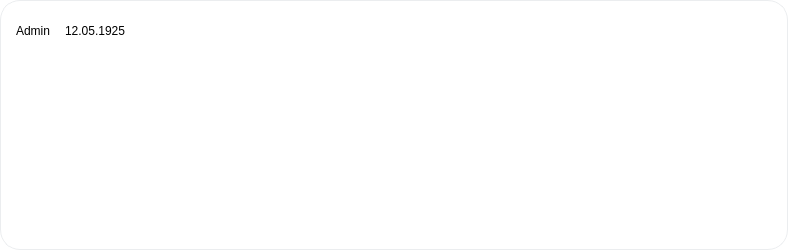
Old version of the form src/main/gui/design/post/post.ui in the repository r0manch1k/twitter-OPD-project.
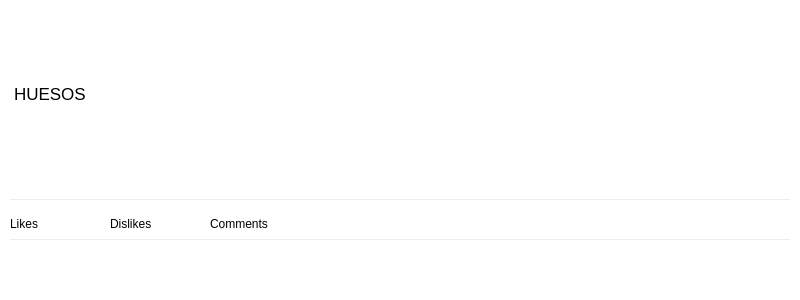
New version of the form.

Commit message: feat(posts): in process 1

Patch:
```diff
--- a/src/main/gui/design/post/post.ui
+++ b/src/main/gui/design/post/post.ui
@@ -6,20 +6,20 @@
    <rect>
     <x>0</x>
     <y>0</y>
-    <width>788</width>
-    <height>250</height>
+    <width>800</width>
+    <height>300</height>
    </rect>
   </property>
   <property name="minimumSize">
    <size>
     <width>390</width>
-    <height>250</height>
+    <height>0</height>
    </size>
   </property>
   <property name="maximumSize">
    <size>
     <width>16777215</width>
-    <height>300</height>
+    <height>16777215</height>
    </size>
   </property>
   <property name="windowTitle">
@@ -31,9 +31,21 @@
 	background-color: white;
 }
 
-QFrame#frame {
+QFrame#frame_Main {
 	border-radius: 20px;
-	border: 1px solid rgb(235, 237, 239);
+	border: 0px solid rgb(235, 237, 239);
+}
+
+QFrame#frame_UserContainer {
+	border-radius: 20px;
+}
+
+QFrame#frame_PostReactions {
+	border-bottom: 1px solid rgb(235, 237, 239);
+}
+
+QTextEdit#label_PostData {
+	border-bottom: 1px solid rgb(235, 237, 239);
 }
 
 QPushButton {
@@ -51,7 +63,73 @@
 
 QPushButton:pressed {
 	background-color: rgb(184,191,195);
-}</string>
+}
+
+QPushButton#button_More {
+	border-radius: 15px;
+}
+
+
+
+QComboBox {
+	border: 0;
+	border-radius: 15px;	
+}
+
+QComboBox::hover {
+	background-color: rgb(235, 237, 239);
+}
+
+QComboBox::pressed {
+	background-color:  rgb(184,191,195);
+}
+
+QComboBox::drop-down {
+	border-radius: 15px;
+	width: 100px;
+}
+
+QComboBox::down-arrow {
+	border-radius: 15px;
+	width: 30px;
+	height: 30px;
+}
+
+QComboBox:on {
+	border-radius: 15px;
+	width: 100px;
+} 
+
+QComboBox QAbstractItemView {
+	border-radius: 15px;
+	color: red;
+	width: 100px;
+}
+
+
+
+QComboBox QListView:item {
+
+	color: black;
+}
+
+QComboBox QAbstractItemView::item:hover {
+	color: black;
+	background-color: rgb(235, 237, 239);
+}
+
+QComboBox QAbstractItemView::item:pressed {
+	color: black;
+	background-color:  rgb(184,191,195);
+}
+
+QComboBox QAbstractItemView::item:pselected {
+	color: black;
+	background-color:  rgb(184,191,195);
+}
+
+
+</string>
   </property>
   <layout class="QVBoxLayout" name="verticalLayout_3">
    <property name="spacing">
@@ -70,7 +148,10 @@
     <number>0</number>
    </property>
    <item>
-    <widget class="QFrame" name="frame">
+    <widget class="QFrame" name="frame_Main">
+     <property name="styleSheet">
+      <string notr="true"/>
+     </property>
      <property name="frameShape">
       <enum>QFrame::StyledPanel</enum>
      </property>
@@ -98,13 +179,13 @@
         <property name="minimumSize">
          <size>
           <width>0</width>
-          <height>40</height>
+          <height>60</height>
          </size>
         </property>
         <property name="maximumSize">
          <size>
           <width>16777215</width>
-          <height>40</height>
+          <height>60</height>
          </size>
         </property>
         <property name="styleSheet">
@@ -133,17 +214,64 @@
           <number>0</number>
          </property>
          <item>
-          <widget class="QPushButton" name="button_PostAuthorAccount">
-           <property name="text">
-            <string>Admin</string>
+          <widget class="QFrame" name="frame_UserContainer">
+           <property name="minimumSize">
+            <size>
+             <width>180</width>
+             <height>50</height>
+            </size>
            </property>
-          </widget>
-         </item>
-         <item>
-          <widget class="QLabel" name="label_PostAuthorDate">
-           <property name="text">
-            <string>12.05.1925</string>
+           <property name="maximumSize">
+            <size>
+             <width>180</width>
+             <height>50</height>
+            </size>
            </property>
+           <property name="frameShape">
+            <enum>QFrame::StyledPanel</enum>
+           </property>
+           <property name="frameShadow">
+            <enum>QFrame::Raised</enum>
+           </property>
+           <layout class="QHBoxLayout" name="layout_userName">
+            <property name="spacing">
+             <number>5</number>
+            </property>
+            <property name="leftMargin">
+             <number>0</number>
+            </property>
+            <property name="topMargin">
+             <number>0</number>
+            </property>
+            <property name="rightMargin">
+             <number>0</number>
+            </property>
+            <property name="bottomMargin">
+             <number>0</number>
+            </property>
+            <item>
+             <widget class="QTextBrowser" name="label_UserName">
+              <property name="minimumSize">
+               <size>
+                <width>0</width>
+                <height>40</height>
+               </size>
+              </property>
+              <property name="maximumSize">
+               <size>
+                <width>16777215</width>
+                <height>50</height>
+               </size>
+              </property>
+              <property name="verticalScrollBarPolicy">
+               <enum>Qt::ScrollBarAlwaysOff</enum>
+              </property>
+              <property name="horizontalScrollBarPolicy">
+               <enum>Qt::ScrollBarAlwaysOff</enum>
+              </property>
+             </widget>
+            </item>
+           </layout>
           </widget>
          </item>
          <item>
@@ -159,20 +287,100 @@
            </property>
           </spacer>
          </item>
+         <item>
+          <widget class="QPushButton" name="button_More">
+           <property name="minimumSize">
+            <size>
+             <width>30</width>
+             <height>30</height>
+            </size>
+           </property>
+           <property name="maximumSize">
+            <size>
+             <width>30</width>
+             <height>30</height>
+            </size>
+           </property>
+           <property name="text">
+            <string/>
+           </property>
+           <property name="checkable">
+            <bool>false</bool>
+           </property>
+          </widget>
+         </item>
         </layout>
        </widget>
       </item>
       <item>
-       <widget class="QFrame" name="frame_PostContent">
+       <widget class="QTextBrowser" name="label_PostText">
+        <property name="minimumSize">
+         <size>
+          <width>0</width>
+          <height>30</height>
+         </size>
+        </property>
+        <property name="maximumSize">
+         <size>
+          <width>16777215</width>
+          <height>16777215</height>
+         </size>
+        </property>
+        <property name="html">
+         <string>&lt;!DOCTYPE HTML PUBLIC &quot;-//W3C//DTD HTML 4.0//EN&quot; &quot;http://www.w3.org/TR/REC-html40/strict.dtd&quot;&gt;
+&lt;html&gt;&lt;head&gt;&lt;meta name=&quot;qrichtext&quot; content=&quot;1&quot; /&gt;&lt;style type=&quot;text/css&quot;&gt;
+p, li { white-space: pre-wrap; }
+&lt;/style&gt;&lt;/head&gt;&lt;body style=&quot; font-family:'.AppleSystemUIFont'; font-size:13pt; font-weight:400; font-style:normal;&quot;&gt;
+&lt;p style=&quot; margin-top:0px; margin-bottom:0px; margin-left:0px; margin-right:0px; -qt-block-indent:0; text-indent:0px;&quot;&gt;HUESOS&lt;/p&gt;
+&lt;p style=&quot;-qt-paragraph-type:empty; margin-top:0px; margin-bottom:0px; margin-left:0px; margin-right:0px; -qt-block-indent:0; text-indent:0px;&quot;&gt;&lt;br /&gt;&lt;/p&gt;&lt;/body&gt;&lt;/html&gt;</string>
+        </property>
+        <property name="openExternalLinks">
+         <bool>true</bool>
+        </property>
+       </widget>
+      </item>
+      <item>
+       <widget class="QTextEdit" name="label_PostData">
+        <property name="minimumSize">
+         <size>
+          <width>0</width>
+          <height>30</height>
+         </size>
+        </property>
+        <property name="maximumSize">
+         <size>
+          <width>16777215</width>
+          <height>30</height>
+         </size>
+        </property>
+        <property name="readOnly">
+         <bool>true</bool>
+        </property>
+       </widget>
+      </item>
+      <item>
+       <widget class="QFrame" name="frame_PostReactions">
+        <property name="minimumSize">
+         <size>
+          <width>0</width>
+          <height>30</height>
+         </size>
+        </property>
+        <property name="maximumSize">
+         <size>
+          <width>16777215</width>
+          <height>30</height>
+         </size>
+        </property>
         <property name="frameShape">
          <enum>QFrame::StyledPanel</enum>
         </property>
         <property name="frameShadow">
          <enum>QFrame::Raised</enum>
         </property>
-        <layout class="QVBoxLayout" name="verticalLayout_2">
+        <layout class="QHBoxLayout" name="horizontalLayout_3">
          <property name="spacing">
-          <number>10</number>
+          <number>0</number>
          </property>
          <property name="leftMargin">
           <number>0</number>
@@ -187,19 +395,99 @@
           <number>0</number>
          </property>
          <item>
-          <widget class="QLabel" name="label_PostContentHeader">
+          <widget class="QLabel" name="label_Likes">
+           <property name="minimumSize">
+            <size>
+             <width>100</width>
+             <height>25</height>
+            </size>
+           </property>
+           <property name="maximumSize">
+            <size>
+             <width>16777215</width>
+             <height>25</height>
+            </size>
+           </property>
            <property name="text">
-            <string/>
+            <string>Likes</string>
            </property>
+           <property name="textFormat">
+            <enum>Qt::RichText</enum>
+           </property>
+           <property name="alignment">
+            <set>Qt::AlignLeading|Qt::AlignLeft|Qt::AlignVCenter</set>
+           </property>
           </widget>
          </item>
          <item>
-          <widget class="QLabel" name="label_PostContentImage">
+          <widget class="QLabel" name="label_Dislikes">
+           <property name="minimumSize">
+            <size>
+             <width>100</width>
+             <height>25</height>
+            </size>
+           </property>
+           <property name="maximumSize">
+            <size>
+             <width>16777215</width>
+             <height>25</height>
+            </size>
+           </property>
+           <property name="styleSheet">
+            <string notr="true"/>
+           </property>
            <property name="text">
-            <string/>
+            <string>Dislikes</string>
            </property>
+           <property name="textFormat">
+            <enum>Qt::RichText</enum>
+           </property>
+           <property name="alignment">
+            <set>Qt::AlignLeading|Qt::AlignLeft|Qt::AlignVCenter</set>
+           </property>
           </widget>
          </item>
+         <item>
+          <widget class="QLabel" name="label_Comments">
+           <property name="minimumSize">
+            <size>
+             <width>100</width>
+             <height>25</height>
+            </size>
+           </property>
+           <property name="maximumSize">
+            <size>
+             <width>16777215</width>
+             <height>25</height>
+            </size>
+           </property>
+           <property name="styleSheet">
+            <string notr="true"/>
+           </property>
+           <property name="text">
+            <string>Comments</string>
+           </property>
+           <property name="textFormat">
+            <enum>Qt::RichText</enum>
+           </property>
+           <property name="alignment">
+            <set>Qt::AlignLeading|Qt::AlignLeft|Qt::AlignVCenter</set>
+           </property>
+          </widget>
+         </item>
+         <item>
+          <spacer name="horizontalSpacer_3">
+           <property name="orientation">
+            <enum>Qt::Horizontal</enum>
+           </property>
+           <property name="sizeHint" stdset="0">
+            <size>
+             <width>477</width>
+             <height>20</height>
+            </size>
+           </property>
+          </spacer>
+         </item>
         </layout>
        </widget>
       </item>
@@ -244,6 +532,18 @@
          </property>
          <item>
           <widget class="QPushButton" name="button_PostInfoLikes">
+           <property name="minimumSize">
+            <size>
+             <width>40</width>
+             <height>40</height>
+            </size>
+           </property>
+           <property name="maximumSize">
+            <size>
+             <width>40</width>
+             <height>40</height>
+            </size>
+           </property>
            <property name="text">
             <string/>
            </property>
@@ -257,6 +557,18 @@
          </item>
          <item>
           <widget class="QPushButton" name="button_PostInfoDislikes">
+           <property name="minimumSize">
+            <size>
+             <width>40</width>
+             <height>40</height>
+            </size>
+           </property>
+           <property name="maximumSize">
+            <size>
+             <width>40</width>
+             <height>40</height>
+            </size>
+           </property>
            <property name="text">
             <string/>
            </property>
@@ -270,6 +582,18 @@
          </item>
          <item>
           <widget class="QPushButton" name="button_PostInfoComments">
+           <property name="minimumSize">
+            <size>
+             <width>40</width>
+             <height>40</height>
+            </size>
+           </property>
+           <property name="maximumSize">
+            <size>
+             <width>40</width>
+             <height>40</height>
+            </size>
+           </property>
            <property name="text">
             <string/>
            </property>
```
Left out of the diff: 2 changed lines with no effect on the pictures. The commit also changes 56 other files.
